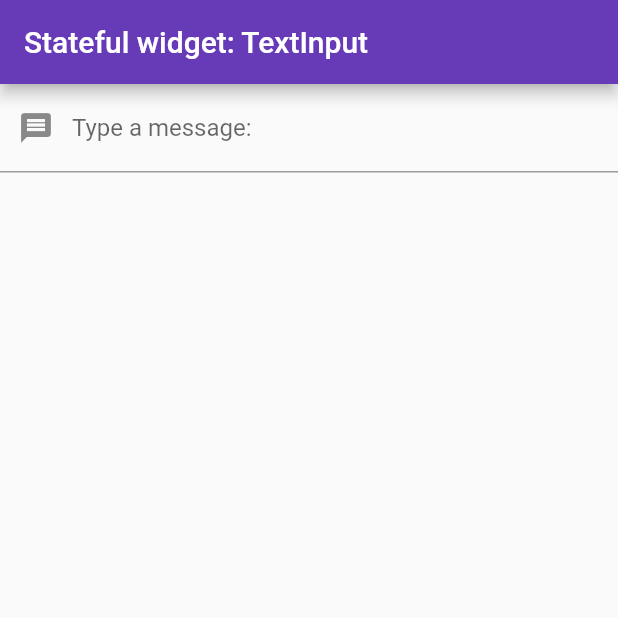
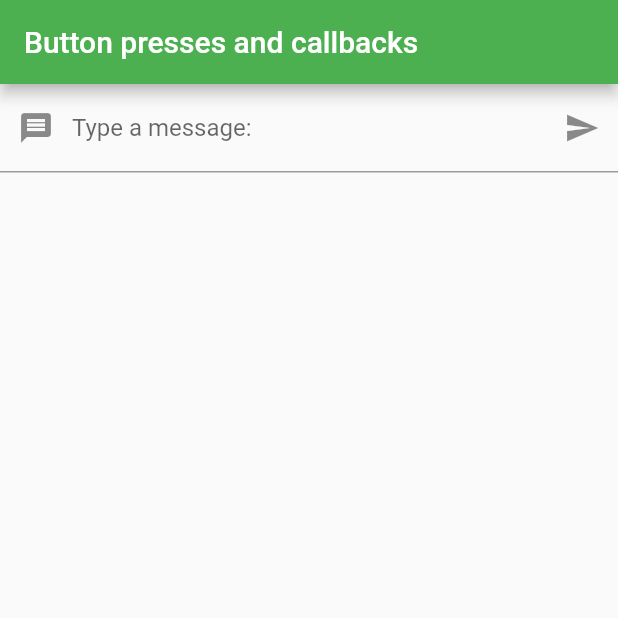
Before and after one commit to AlejoRMinetti/flutter-twt-tutorial, a Flutter app: the screen it shows after launch, on a phone screen of 412 x 824 dp, the top half of it. Run offline on Flutter 3.47's test engine with Material 2 defaults, Android fonts, the phone set to English and light mode, and no system bars.

Commit message:
using button to send text in the main widget

```diff
--- a/lib/main.dart
+++ b/lib/main.dart
@@ -11,7 +11,7 @@ class MyApp extends StatelessWidget {
     return MaterialApp(
       title: 'Tim & CHAMA App',
       theme: ThemeData(
-        primarySwatch: Colors.deepPurple,
+        primarySwatch: Colors.green,
         visualDensity: VisualDensity.adaptivePlatformDensity,
       ),
       home: MyHomePage(),
@@ -19,53 +19,66 @@ class MyApp extends StatelessWidget {
   }
 }
 
-class MyHomePage extends StatelessWidget {
+class MyHomePage extends StatefulWidget {
   @override
-  Widget build(BuildContext context) {
-    return Scaffold(
-        appBar: AppBar(title: Text('Stateful widget: TextInput')),
-        body: TextInputWidget());
-  }
+  _MyHomePageState createState() => _MyHomePageState();
 }
 
-// Responsable for taking construction arguments, etc
-class TextInputWidget extends StatefulWidget {
-  @override
-  _TextInputWidgetState createState() => _TextInputWidgetState();
-}
-
-// Resposable for render and handling each state
-class _TextInputWidgetState extends State<TextInputWidget> {
-  final controller = TextEditingController();
+class _MyHomePageState extends State<MyHomePage> {
   String text = "";
 
-/*   void dispose() {
-    super.dispose();
-    controller.dispose();
-  } */
-
-  void changeText(text) {
-    if (text == "chau text") {
-      controller.clear();
-      text = "";
-    }
-    setState(() { // force to refresh the widget
+  void changeText(String text) {
+    this.setState(() {
       this.text = text;
     });
   }
 
   @override
   Widget build(BuildContext context) {
-    return Column(
-      children: [
-        TextField(
-          controller: this.controller,
-          decoration: InputDecoration(
-              prefixIcon: Icon(Icons.message), labelText: "Type a message:"),
-          onChanged: (text) => this.changeText(text),
-        ),
-        Text(this.text)
-      ],
+    return Scaffold(
+        appBar: AppBar(title: Text('Button presses and callbacks')),
+        body: Column(
+          children: [TextInputWidget(this.changeText), Text(this.text)],
+        ));
+  }
+}
+
+class TextInputWidget extends StatefulWidget {
+  final Function(String) callback;
+
+  TextInputWidget(this.callback); // {param} makes an optional parameter (param: asd) [] optional unnamed, without any of this: mandatory param
+
+  @override
+  _TextInputWidgetState createState() => _TextInputWidgetState();
+}
+
+class _TextInputWidgetState extends State<TextInputWidget> {
+  final controller = TextEditingController();
+
+  @override
+  void dispose() {
+    super.dispose();
+    controller.dispose();
+  }
+
+  void click() {
+    widget.callback(controller.text);
+    controller.clear();
+  }
+
+  @override
+  Widget build(BuildContext context) {
+    return TextField(
+      controller: this.controller,
+      decoration: InputDecoration(
+          prefixIcon: Icon(Icons.message),
+          labelText: "Type a message:",
+          suffixIcon: IconButton(
+            icon: Icon(Icons.send),
+            splashColor: Colors.lightBlue,
+            tooltip: "Post message",
+            onPressed: this.click,
+          )),
     );
   }
 }
```
